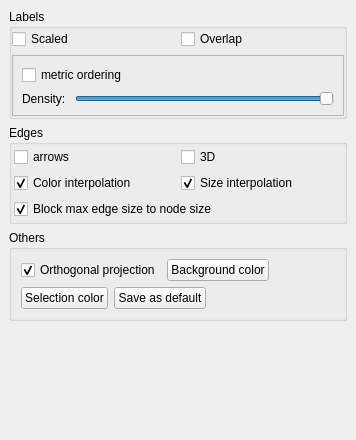
The window that library/tulip-qt/designer/RenderingParametersDialog.ui (vadivelselvaraj/TulipGLImprovement) describes before a commit, drawn with Qt 5.
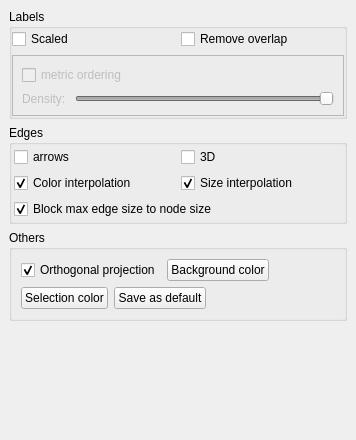
The same window after the commit.

Commit message: - bug fix #3129440 : In the current state the check box must be disable to have overlap removal.   It should be the inverse, we do not enable overlap, we enable overlap removal system.

The edit to the form file:
```diff
--- a/library/tulip-qt/designer/RenderingParametersDialog.ui
+++ b/library/tulip-qt/designer/RenderingParametersDialog.ui
@@ -60,7 +60,7 @@
              <string>Enable/disable overlap of labels</string>
             </property>
             <property name="text" >
-             <string>Overlap</string>
+             <string>Remove overlap</string>
             </property>
            </widget>
           </item>
@@ -69,7 +69,7 @@
         <item>
          <widget class="QFrame" name="frame" >
           <property name="enabled" >
-           <bool>true</bool>
+           <bool>false</bool>
           </property>
           <property name="frameShape" >
            <enum>QFrame::StyledPanel</enum>
```
Left out of the diff: 2 changed lines with no effect on the pictures. The commit also changes 1 other file.
